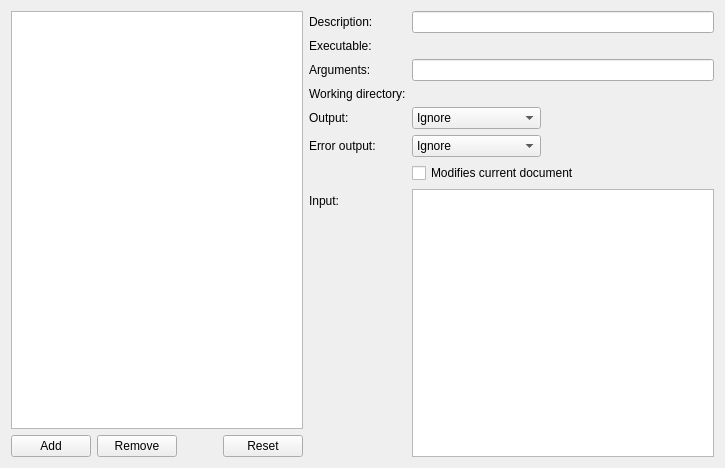
The window that src/plugins/coreplugin/dialogs/externaltoolconfig.ui (qt-creator/qt-creator) describes before a commit, drawn with Qt 5.
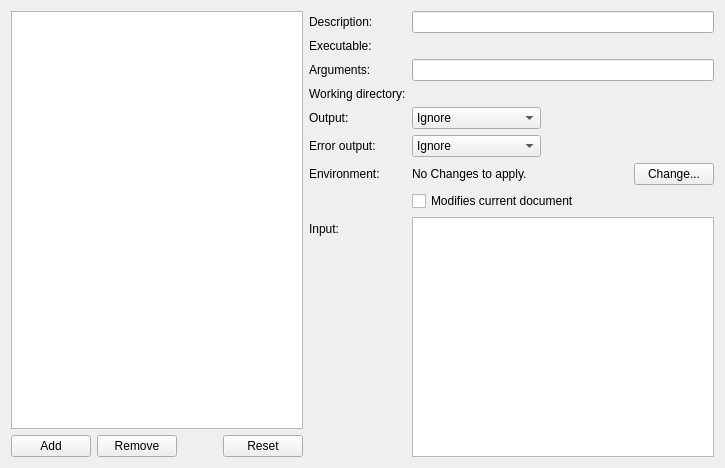
The same window after the commit. Custom widgets are drawn as their Qt base class.

Commit message:
Allow tweaking of environment for external tools
Task-number: QTCREATORBUG-4995

What changed in the file:
```diff
--- a/src/plugins/coreplugin/dialogs/externaltoolconfig.ui
+++ b/src/plugins/coreplugin/dialogs/externaltoolconfig.ui
@@ -210,7 +210,41 @@
         </item>
        </widget>
       </item>
+      <item row="6" column="0">
+       <widget class="QLabel" name="label_2">
+        <property name="text">
+         <string>Environment:</string>
+        </property>
+       </widget>
+      </item>
       <item row="6" column="1">
+       <layout class="QHBoxLayout" name="horizontalLayout_3">
+        <property name="spacing">
+         <number>0</number>
+        </property>
+        <item>
+         <widget class="QLabel" name="environmentLabel">
+          <property name="sizePolicy">
+           <sizepolicy hsizetype="Expanding" vsizetype="Preferred">
+            <horstretch>0</horstretch>
+            <verstretch>0</verstretch>
+           </sizepolicy>
+          </property>
+          <property name="text">
+           <string>No Changes to apply.</string>
+          </property>
+         </widget>
+        </item>
+        <item>
+         <widget class="QPushButton" name="environmentButton">
+          <property name="text">
+           <string>Change...</string>
+          </property>
+         </widget>
+        </item>
+       </layout>
+      </item>
+      <item row="7" column="1">
        <widget class="QCheckBox" name="modifiesDocumentCheckbox">
         <property name="toolTip">
          <string>If the tool modifies the current document, set this flag to ensure that the document is saved before running the tool and is reloaded after the tool finished.</string>
@@ -220,7 +254,7 @@
         </property>
        </widget>
       </item>
-      <item row="7" column="0">
+      <item row="8" column="0">
        <widget class="QLabel" name="inputLabel">
         <property name="toolTip">
          <string>Text to pass to the executable via standard input. Leave empty if the executable should not receive any input.</string>
@@ -230,7 +264,7 @@
         </property>
        </widget>
       </item>
-      <item row="7" column="1">
+      <item row="8" column="1">
        <widget class="QPlainTextEdit" name="inputText">
         <property name="lineWrapMode">
          <enum>QPlainTextEdit::NoWrap</enum>
```
The commit also changes 5 other files.
